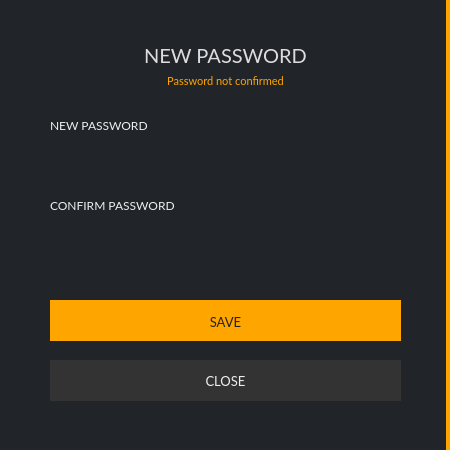
The window that src/gui/ui/newpassworddialog.ui (ConcealNetwork/conceal-desktop) describes before a commit, drawn with Qt 5.
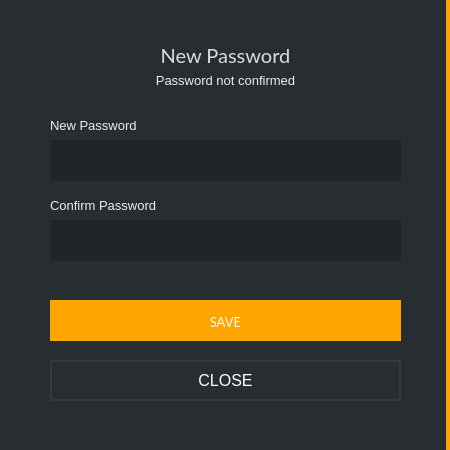
The same window after the commit.

```diff
--- a/src/gui/ui/newpassworddialog.ui
+++ b/src/gui/ui/newpassworddialog.ui
@@ -39,7 +39,7 @@
    <item row="0" column="0" colspan="2">
     <widget class="QGroupBox" name="groupBox">
      <property name="styleSheet">
-      <string notr="true">background-color: #212529; border-right: 4px solid orange;</string>
+      <string notr="true">background-color: #282d31; border-right: 4px solid orange;</string>
      </property>
      <property name="title">
       <string/>
@@ -64,7 +64,7 @@
 border-right: 0px;</string>
       </property>
       <property name="text">
-       <string>NEW PASSWORD</string>
+       <string>New Password</string>
       </property>
       <property name="alignment">
        <set>Qt::AlignCenter</set>
@@ -75,7 +75,7 @@
        <rect>
         <x>50</x>
         <y>110</y>
-        <width>121</width>
+        <width>331</width>
         <height>31</height>
        </rect>
       </property>
@@ -93,16 +93,14 @@
       </property>
       <property name="font">
        <font>
-        <family>Lato</family>
-        <pointsize>9</pointsize>
+        <pointsize>-1</pointsize>
        </font>
       </property>
       <property name="styleSheet">
-       <string notr="true">color: #eee;
-border-right: 0px;</string>
+       <string notr="true">color: #eee;border-right: 0px;font-size: 13px;</string>
       </property>
       <property name="text">
-       <string>NEW PASSWORD</string>
+       <string>New Password</string>
       </property>
      </widget>
      <widget class="QLineEdit" name="m_passwordEdit">
@@ -147,7 +145,7 @@
        <rect>
         <x>50</x>
         <y>190</y>
-        <width>161</width>
+        <width>321</width>
         <height>31</height>
        </rect>
       </property>
@@ -165,16 +163,14 @@
       </property>
       <property name="font">
        <font>
-        <family>Lato</family>
-        <pointsize>9</pointsize>
+        <pointsize>-1</pointsize>
        </font>
       </property>
       <property name="styleSheet">
-       <string notr="true">color: #eee;
-border-right: 0px;</string>
+       <string notr="true">color: #eee;border-right: 0px;font-size: 13px;</string>
       </property>
       <property name="text">
-       <string>CONFIRM PASSWORD</string>
+       <string>Confirm Password</string>
       </property>
      </widget>
      <widget class="QLineEdit" name="m_passwordConfirmationEdit">
@@ -219,15 +215,11 @@
       </property>
       <property name="font">
        <font>
-        <family>Lato</family>
         <pointsize>-1</pointsize>
-        <weight>50</weight>
-        <italic>false</italic>
-        <bold>false</bold>
        </font>
       </property>
       <property name="styleSheet">
-       <string notr="true">color: orange; font: 11px; font-family: Lato; border-right: 0px;</string>
+       <string notr="true">color: #eee;border-right: 0px;font-size: 13px;</string>
       </property>
       <property name="text">
        <string>Password not confirmed</string>
@@ -261,7 +253,7 @@
        </font>
       </property>
       <property name="styleSheet">
-       <string notr="true">color: #222; background-color: orange; border-top: 3px solid orange;
+       <string notr="true">color: white; background-color: orange; border-top: 3px solid orange;
 border-right: 0px;</string>
       </property>
       <property name="text">
@@ -288,13 +280,11 @@
       </property>
       <property name="font">
        <font>
-        <family>Lato</family>
-        <pointsize>10</pointsize>
+        <pointsize>-1</pointsize>
        </font>
       </property>
       <property name="styleSheet">
-       <string notr="true">color: #eee; background-color: #333; 
-border-right: 0px;</string>
+       <string notr="true">color: white; border: 2px solid #343a40; font-size: 16px; background-color: #21259;</string>
       </property>
       <property name="text">
        <string>CLOSE</string>
```
Left out of the diff: 3 changed lines with no effect on the pictures.
